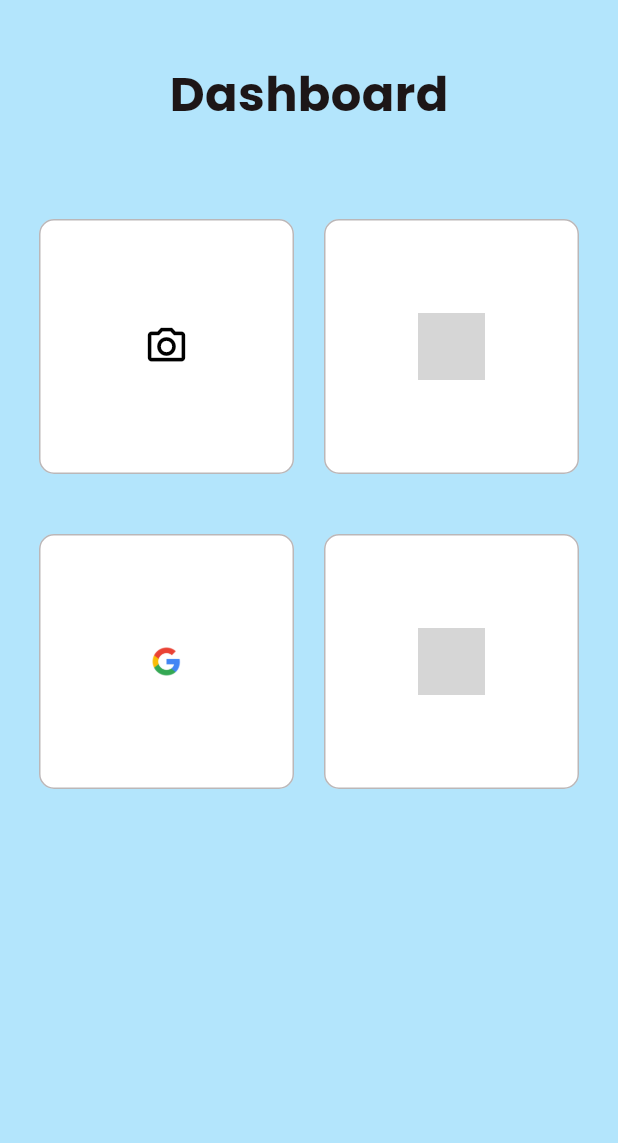
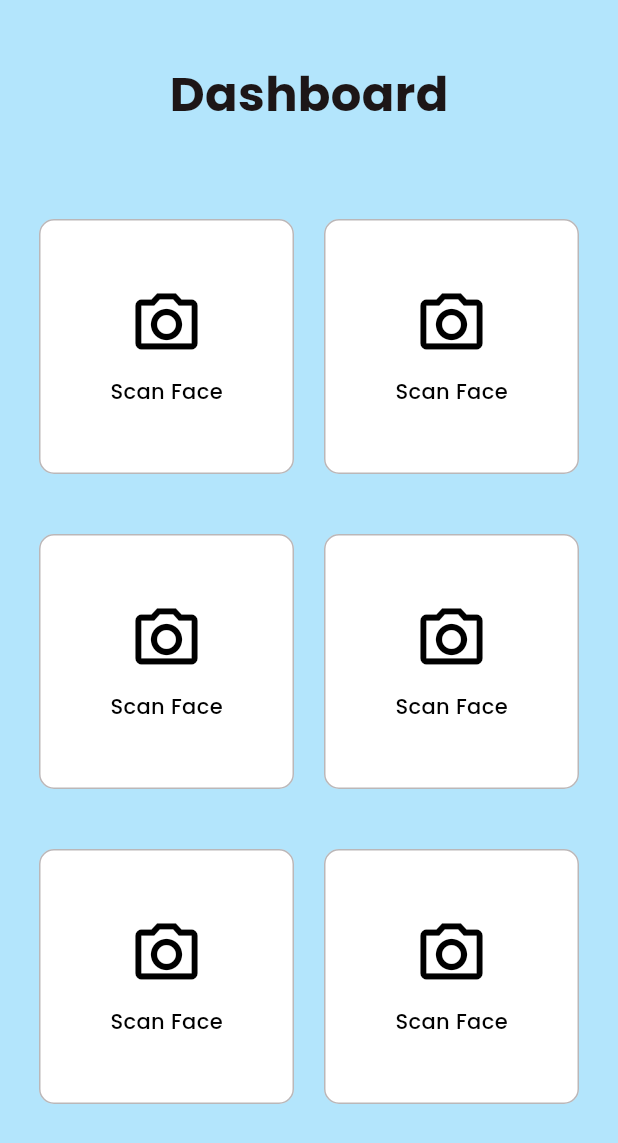
Before and after one commit to sdhaputhanthrie/stress-prediction-app, a Flutter app: the DashboardView screen opened directly, on a phone screen of 412 x 824 dp. Shown: the top 1143 px of the screen. Run offline on Flutter 3.47's test engine with Material 3 defaults, Android fonts, the phone set to English and light mode, and no system bars; our stand-ins replace google_fonts; grey boxes are pictures that could not be loaded.

Commit message:
add new icons

```diff
--- a/lib/view/login/dashboard_view.dart
+++ b/lib/view/login/dashboard_view.dart
@@ -53,15 +53,25 @@ class _DashboardViewState extends State<DashboardView> {
                           borderRadius: BorderRadius.circular(10),
                         ),
 
-                        // child: Image.asset(
-                        //   "assets/img/camera.png",
-                        //   width: 20,
-                        //   height: 20,
-                        // ),
-                        child: Icon(
-                          Icons.camera_alt_outlined,
-                          color: Colors.black,
-                          size: 30.0,
+
+                        child: Column(
+                          mainAxisAlignment: MainAxisAlignment.center,
+                          children: [
+                            Icon(
+                              Icons.camera_alt_outlined,
+                              color: Colors.black,
+                              size: 50.0,
+                            ),
+                            const SizedBox(height: 10),
+                            Text(
+                              "Scan Face",
+                              style: TextStyle(
+                                fontSize: 14,
+                                fontWeight: FontWeight.w500,
+                                color: Colors.black,
+                              ),
+                            ),
+                          ],
                         ),
                       ),
                     ),
@@ -83,10 +93,24 @@ class _DashboardViewState extends State<DashboardView> {
                           borderRadius: BorderRadius.circular(10),
                         ),
 
-                        child: Image.asset(
-                          "assets/img/facebook.png",
-                          width: 45,
-                          height: 45,
+                        child: Column(
+                          mainAxisAlignment: MainAxisAlignment.center,
+                          children: [
+                            Icon(
+                              Icons.camera_alt_outlined,
+                              color: Colors.black,
+                              size: 50.0,
+                            ),
+                            const SizedBox(height: 10),
+                            Text(
+                              "Scan Face",
+                              style: TextStyle(
+                                fontSize: 14,
+                                fontWeight: FontWeight.w500,
+                                color: Colors.black,
+                              ),
+                            ),
+                          ],
                         ),
                       ),
                     ),
@@ -112,10 +136,24 @@ class _DashboardViewState extends State<DashboardView> {
                           borderRadius: BorderRadius.circular(10),
                         ),
 
-                        child: Image.asset(
-                          "assets/img/google.png",
-                          width: 20,
-                          height: 20,
+                        child: Column(
+                          mainAxisAlignment: MainAxisAlignment.center,
+                          children: [
+                            Icon(
+                              Icons.camera_alt_outlined,
+                              color: Colors.black,
+                              size: 50.0,
+                            ),
+                            const SizedBox(height: 10),
+                            Text(
+                              "Scan Face",
+                              style: TextStyle(
+                                fontSize: 14,
+                                fontWeight: FontWeight.w500,
+                                color: Colors.black,
+                              ),
+                            ),
+                          ],
                         ),
                       ),
                     ),
@@ -137,15 +175,111 @@ class _DashboardViewState extends State<DashboardView> {
                           borderRadius: BorderRadius.circular(10),
                         ),
 
-                        child: Image.asset(
-                          "assets/img/facebook.png",
-                          width: 45,
-                          height: 45,
+                        child: Column(
+                          mainAxisAlignment: MainAxisAlignment.center,
+                          children: [
+                            Icon(
+                              Icons.camera_alt_outlined,
+                              color: Colors.black,
+                              size: 50.0,
+                            ),
+                            const SizedBox(height: 10),
+                            Text(
+                              "Scan Face",
+                              style: TextStyle(
+                                fontSize: 14,
+                                fontWeight: FontWeight.w500,
+                                color: Colors.black,
+                              ),
+                            ),
+                          ],
                         ),
                       ),
                     ),
                   ],
                 ),
+
+                const SizedBox(height: 40),
+                Row(
+                  mainAxisAlignment: MainAxisAlignment.center,
+                  children: [
+                    GestureDetector(
+                      onTap: () {},
+                      child: Container(
+                        width: 170,
+                        height: 170,
+                        alignment: Alignment.center,
+                        decoration: BoxDecoration(
+                          color: TColor.white,
+                          border: Border.all(
+                            width: 1,
+                            color: TColor.gray.withOpacity(0.5),
+                          ),
+                          borderRadius: BorderRadius.circular(10),
+                        ),
+
+                        child: Column(
+                          mainAxisAlignment: MainAxisAlignment.center,
+                          children: [
+                            Icon(
+                              Icons.camera_alt_outlined,
+                              color: Colors.black,
+                              size: 50.0,
+                            ),
+                            const SizedBox(height: 10),
+                            Text(
+                              "Scan Face",
+                              style: TextStyle(
+                                fontSize: 14,
+                                fontWeight: FontWeight.w500,
+                                color: Colors.black,
+                              ),
+                            ),
+                          ],
+                        ),
+                      ),
+                    ),
+                    const SizedBox(width: 20),
+
+                    GestureDetector(
+                      onTap: () {},
+                      child: Container(
+                        width: 170,
+                        height: 170,
+                        alignment: Alignment.center,
+                        decoration: BoxDecoration(
+                          color: TColor.white,
+                          border: Border.all(
+                            width: 1,
+                            color: TColor.gray.withOpacity(0.5),
+                          ),
+                          borderRadius: BorderRadius.circular(10),
+                        ),
+
+                        child: Column(
+                          mainAxisAlignment: MainAxisAlignment.center,
+                          children: [
+                            Icon(
+                              Icons.camera_alt_outlined,
+                              color: Colors.black,
+                              size: 50.0,
+                            ),
+                            const SizedBox(height: 10),
+                            Text(
+                              "Scan Face",
+                              style: TextStyle(
+                                fontSize: 14,
+                                fontWeight: FontWeight.w500,
+                                color: Colors.black,
+                              ),
+                            ),
+                          ],
+                        ),
+                      ),
+                    ),
+                  ],
+                ),
+
                 const SizedBox(height: 50),
               ],
             ),
```
